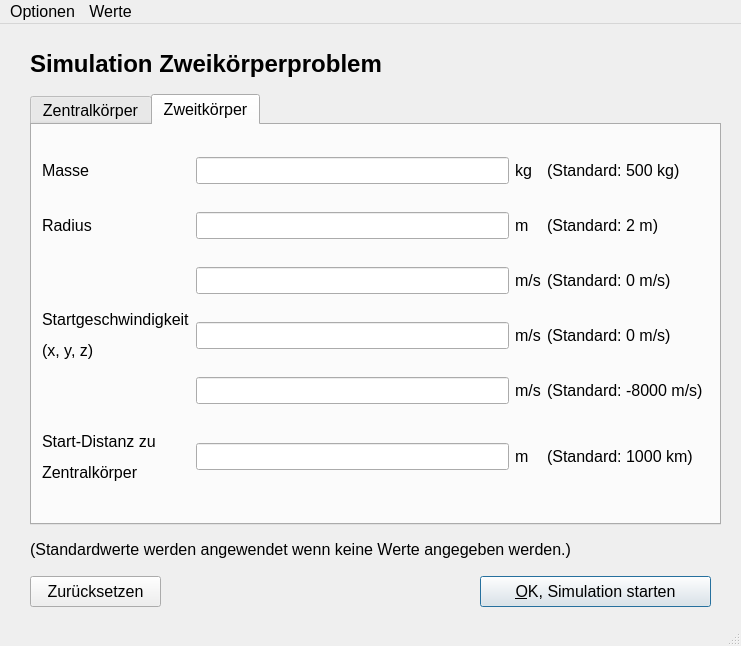
First picture: the form in ui/input.ui, repository fflopsi/twobodyproblem, before the edit.
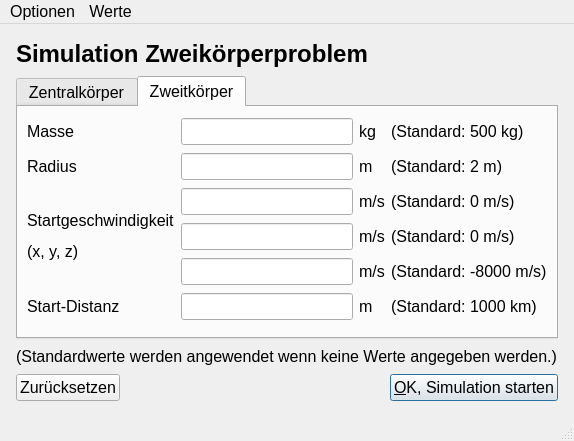
Second picture: the form after the edit. The open tabs and pages were chosen to show the change.

```diff
--- a/ui/input.ui
+++ b/ui/input.ui
@@ -6,28 +6,10 @@
    <rect>
     <x>0</x>
     <y>0</y>
-    <width>741</width>
-    <height>646</height>
+    <width>574</width>
+    <height>441</height>
    </rect>
   </property>
-  <property name="sizePolicy">
-   <sizepolicy hsizetype="Expanding" vsizetype="Expanding">
-    <horstretch>0</horstretch>
-    <verstretch>0</verstretch>
-   </sizepolicy>
-  </property>
-  <property name="minimumSize">
-   <size>
-    <width>660</width>
-    <height>500</height>
-   </size>
-  </property>
-  <property name="maximumSize">
-   <size>
-    <width>16777215</width>
-    <height>16777215</height>
-   </size>
-  </property>
   <property name="font">
    <font>
     <pointsize>12</pointsize>
@@ -37,75 +19,36 @@
    <string>Eingabe</string>
   </property>
   <widget class="QWidget" name="centralwidget">
-   <widget class="QLabel" name="label_13">
-    <property name="geometry">
-     <rect>
-      <x>30</x>
-      <y>510</y>
-      <width>701</width>
-      <height>31</height>
-     </rect>
+   <layout class="QVBoxLayout" name="verticalLayout">
+    <property name="spacing">
+     <number>8</number>
     </property>
-    <property name="text">
-     <string>&lt;html&gt;&lt;head/&gt;&lt;body&gt;&lt;p&gt;(Standardwerte werden angewendet wenn keine Werte angegeben werden.)&lt;/p&gt;&lt;/body&gt;&lt;/html&gt;</string>
+    <property name="leftMargin">
+     <number>16</number>
     </property>
-   </widget>
+    <property name="topMargin">
+     <number>16</number>
+    </property>
+    <property name="rightMargin">
+     <number>16</number>
+    </property>
+    <property name="bottomMargin">
+     <number>16</number>
+    </property>
+    <item>
    <widget class="QLabel" name="label_17">
-    <property name="geometry">
-     <rect>
-      <x>30</x>
-      <y>20</y>
-      <width>481</width>
-      <height>41</height>
-     </rect>
-    </property>
     <property name="text">
      <string>&lt;html&gt;&lt;head/&gt;&lt;body&gt;&lt;p&gt;&lt;span style=&quot; font-size:18pt; font-weight:600;&quot;&gt;Simulation Zweikörperproblem&lt;/span&gt;&lt;/p&gt;&lt;/body&gt;&lt;/html&gt;</string>
     </property>
    </widget>
-   <widget class="QPushButton" name="b_ok">
-    <property name="geometry">
-     <rect>
-      <x>480</x>
-      <y>552</y>
-      <width>231</width>
-      <height>31</height>
-     </rect>
-    </property>
-    <property name="text">
-     <string>&amp;OK, Simulation starten</string>
-    </property>
-    <property name="default">
-     <bool>true</bool>
-    </property>
-   </widget>
-   <widget class="QPushButton" name="b_reset">
-    <property name="geometry">
-     <rect>
-      <x>30</x>
-      <y>552</y>
-      <width>131</width>
-      <height>31</height>
-     </rect>
-    </property>
-    <property name="text">
-     <string>Zurücksetzen</string>
-    </property>
-   </widget>
+    </item>
+    <item>
    <widget class="QTabWidget" name="tabWidget">
-    <property name="geometry">
-     <rect>
-      <x>30</x>
-      <y>70</y>
-      <width>691</width>
-      <height>431</height>
-     </rect>
-    </property>
     <property name="tabPosition">
      <enum>QTabWidget::North</enum>
     </property>
     <property name="currentIndex">
-     <number>0</number>
+       <number>1</number>
     </property>
     <property name="movable">
      <bool>false</bool>
@@ -114,29 +57,7 @@
      <attribute name="title">
       <string>Zentralkörper</string>
      </attribute>
-     <widget class="QWidget" name="gridLayoutWidget_2">
-      <property name="geometry">
-       <rect>
-        <x>10</x>
-        <y>10</y>
-        <width>661</width>
-        <height>371</height>
-       </rect>
-      </property>
-      <layout class="QGridLayout" name="gridLayout_2">
-       <item row="3" column="1">
-        <widget class="QLineEdit" name="central_v0_y"/>
-       </item>
-       <item row="1" column="0">
-        <widget class="QLabel" name="label_3">
-         <property name="text">
-          <string>Radius</string>
-         </property>
-        </widget>
-       </item>
-       <item row="2" column="1">
-        <widget class="QLineEdit" name="central_v0_x"/>
-       </item>
+       <layout class="QGridLayout" name="gridLayout">
        <item row="0" column="0">
         <widget class="QLabel" name="label">
          <property name="text">
@@ -144,6 +65,16 @@
          </property>
         </widget>
        </item>
+        <item row="0" column="1">
+         <widget class="QLineEdit" name="central_mass"/>
+        </item>
+        <item row="0" column="2">
+         <widget class="QLabel" name="label_6">
+          <property name="text">
+           <string>&lt;html&gt;&lt;head/&gt;&lt;body&gt;&lt;p&gt;kg&lt;/p&gt;&lt;/body&gt;&lt;/html&gt;</string>
+          </property>
+         </widget>
+        </item>
        <item row="0" column="3">
         <widget class="QLabel" name="label_5">
          <property name="text">
@@ -151,9 +82,23 @@
          </property>
         </widget>
        </item>
+        <item row="1" column="0">
+         <widget class="QLabel" name="label_3">
+          <property name="text">
+           <string>Radius</string>
+          </property>
+         </widget>
+        </item>
        <item row="1" column="1">
         <widget class="QLineEdit" name="central_radius"/>
        </item>
+        <item row="1" column="2">
+         <widget class="QLabel" name="label_11">
+          <property name="text">
+           <string>&lt;html&gt;&lt;head/&gt;&lt;body&gt;&lt;p&gt;m&lt;/p&gt;&lt;/body&gt;&lt;/html&gt;</string>
+          </property>
+         </widget>
+        </item>
        <item row="1" column="3">
         <widget class="QLabel" name="label_4">
          <property name="text">
@@ -161,26 +106,6 @@
          </property>
         </widget>
        </item>
-       <item row="0" column="1">
-        <widget class="QLineEdit" name="central_mass"/>
-       </item>
-       <item row="0" column="2">
-        <widget class="QLabel" name="label_6">
-         <property name="text">
-          <string>&lt;html&gt;&lt;head/&gt;&lt;body&gt;&lt;p&gt;kg&lt;/p&gt;&lt;/body&gt;&lt;/html&gt;</string>
-         </property>
-        </widget>
-       </item>
-       <item row="1" column="2">
-        <widget class="QLabel" name="label_11">
-         <property name="text">
-          <string>&lt;html&gt;&lt;head/&gt;&lt;body&gt;&lt;p&gt;m&lt;/p&gt;&lt;/body&gt;&lt;/html&gt;</string>
-         </property>
-        </widget>
-       </item>
-       <item row="4" column="1">
-        <widget class="QLineEdit" name="central_v0_z"/>
-       </item>
        <item row="2" column="0" rowspan="3">
         <widget class="QLabel" name="label_25">
          <property name="text">
@@ -188,6 +113,9 @@
          </property>
         </widget>
        </item>
+        <item row="2" column="1">
+         <widget class="QLineEdit" name="central_v0_x"/>
+        </item>
        <item row="2" column="2">
         <widget class="QLabel" name="label_26">
          <property name="text">
@@ -195,20 +123,6 @@
          </property>
         </widget>
        </item>
-       <item row="3" column="2">
-        <widget class="QLabel" name="label_27">
-         <property name="text">
-          <string>m/s</string>
-         </property>
-        </widget>
-       </item>
-       <item row="4" column="2">
-        <widget class="QLabel" name="label_28">
-         <property name="text">
-          <string>m/s</string>
-         </property>
-        </widget>
-       </item>
        <item row="2" column="3">
         <widget class="QLabel" name="label_29">
          <property name="text">
@@ -216,6 +130,16 @@
          </property>
         </widget>
        </item>
+        <item row="3" column="1">
+         <widget class="QLineEdit" name="central_v0_y"/>
+        </item>
+        <item row="3" column="2">
+         <widget class="QLabel" name="label_27">
+          <property name="text">
+           <string>m/s</string>
+          </property>
+         </widget>
+        </item>
        <item row="3" column="3">
         <widget class="QLabel" name="label_30">
          <property name="text">
@@ -223,6 +147,16 @@
          </property>
         </widget>
        </item>
+        <item row="4" column="1">
+         <widget class="QLineEdit" name="central_v0_z"/>
+        </item>
+        <item row="4" column="2">
+         <widget class="QLabel" name="label_28">
+          <property name="text">
+           <string>m/s</string>
+          </property>
+         </widget>
+        </item>
        <item row="4" column="3">
         <widget class="QLabel" name="label_31">
          <property name="text">
@@ -232,35 +166,25 @@
        </item>
       </layout>
      </widget>
-    </widget>
     <widget class="QWidget" name="tab_2">
      <attribute name="title">
       <string>Zweitkörper</string>
      </attribute>
-     <widget class="QWidget" name="gridLayoutWidget_3">
-      <property name="geometry">
-       <rect>
-        <x>10</x>
-        <y>10</y>
-        <width>661</width>
-        <height>371</height>
-       </rect>
-      </property>
-      <layout class="QGridLayout" name="gridLayout_3">
-       <item row="2" column="2">
-        <widget class="QLabel" name="label_21">
+       <layout class="QGridLayout" name="gridLayout_2">
+        <item row="0" column="0">
+         <widget class="QLabel" name="label_2">
          <property name="text">
-          <string>m/s</string>
+           <string>Masse</string>
          </property>
         </widget>
        </item>
-       <item row="5" column="1">
-        <widget class="QLineEdit" name="distance">
-         <property name="sizePolicy">
-          <sizepolicy hsizetype="Expanding" vsizetype="Fixed">
-           <horstretch>0</horstretch>
-           <verstretch>0</verstretch>
-          </sizepolicy>
+        <item row="0" column="1">
+         <widget class="QLineEdit" name="sat_mass"/>
+        </item>
+        <item row="0" column="2">
+         <widget class="QLabel" name="label_10">
+          <property name="text">
+           <string>&lt;html&gt;&lt;head/&gt;&lt;body&gt;&lt;p&gt;kg&lt;/p&gt;&lt;/body&gt;&lt;/html&gt;</string>
          </property>
         </widget>
        </item>
@@ -271,57 +195,6 @@
          </property>
         </widget>
        </item>
-       <item row="5" column="3">
-        <widget class="QLabel" name="label_15">
-         <property name="text">
-          <string>&lt;html&gt;&lt;head/&gt;&lt;body&gt;&lt;p&gt;(Standard: 1000 km)&lt;/p&gt;&lt;/body&gt;&lt;/html&gt;</string>
-         </property>
-        </widget>
-       </item>
-       <item row="0" column="0">
-        <widget class="QLabel" name="label_2">
-         <property name="text">
-          <string>Masse</string>
-         </property>
-        </widget>
-       </item>
-       <item row="5" column="0">
-        <widget class="QLabel" name="label_16">
-         <property name="text">
-          <string>&lt;html&gt;&lt;head/&gt;&lt;body&gt;&lt;p&gt;Start-Distanz zu&lt;/p&gt;&lt;p&gt;Zentralkörper&lt;/p&gt;&lt;/body&gt;&lt;/html&gt;</string>
-         </property>
-        </widget>
-       </item>
-       <item row="3" column="1">
-        <widget class="QLineEdit" name="sat_v0_y"/>
-       </item>
-       <item row="2" column="1">
-        <widget class="QLineEdit" name="sat_v0_x"/>
-       </item>
-       <item row="1" column="3">
-        <widget class="QLabel" name="label_9">
-         <property name="text">
-          <string>&lt;html&gt;&lt;head/&gt;&lt;body&gt;&lt;p&gt;(Standard: 2 m)&lt;/p&gt;&lt;/body&gt;&lt;/html&gt;</string>
-         </property>
-        </widget>
-       </item>
-       <item row="4" column="3">
-        <widget class="QLabel" name="label_24">
-         <property name="text">
-          <string>(Standard: -8000 m/s)</string>
-         </property>
-        </widget>
-       </item>
-       <item row="1" column="2">
-        <widget class="QLabel" name="label_7">
-         <property name="text">
-          <string>&lt;html&gt;&lt;head/&gt;&lt;body&gt;&lt;p&gt;m&lt;/p&gt;&lt;/body&gt;&lt;/html&gt;</string>
-         </property>
-        </widget>
-       </item>
-       <item row="4" column="1">
-        <widget class="QLineEdit" name="sat_v0_z"/>
-       </item>
        <item row="1" column="0">
         <widget class="QLabel" name="label_8">
          <property name="text">
@@ -332,17 +205,17 @@
        <item row="1" column="1">
         <widget class="QLineEdit" name="sat_radius"/>
        </item>
-       <item row="4" column="2">
-        <widget class="QLabel" name="label_22">
+        <item row="1" column="2">
+         <widget class="QLabel" name="label_7">
          <property name="text">
-          <string>m/s</string>
+           <string>&lt;html&gt;&lt;head/&gt;&lt;body&gt;&lt;p&gt;m&lt;/p&gt;&lt;/body&gt;&lt;/html&gt;</string>
          </property>
         </widget>
        </item>
-       <item row="2" column="3">
-        <widget class="QLabel" name="label_23">
+        <item row="1" column="3">
+         <widget class="QLabel" name="label_9">
          <property name="text">
-          <string>(Standard: 0 m/s)</string>
+           <string>&lt;html&gt;&lt;head/&gt;&lt;body&gt;&lt;p&gt;(Standard: 2 m)&lt;/p&gt;&lt;/body&gt;&lt;/html&gt;</string>
          </property>
         </widget>
        </item>
@@ -353,13 +226,26 @@
          </property>
         </widget>
        </item>
-       <item row="0" column="2">
-        <widget class="QLabel" name="label_10">
+        <item row="2" column="1">
+         <widget class="QLineEdit" name="sat_v0_x"/>
+        </item>
+        <item row="2" column="2">
+         <widget class="QLabel" name="label_21">
          <property name="text">
-          <string>&lt;html&gt;&lt;head/&gt;&lt;body&gt;&lt;p&gt;kg&lt;/p&gt;&lt;/body&gt;&lt;/html&gt;</string>
+           <string>m/s</string>
          </property>
         </widget>
        </item>
+        <item row="2" column="3">
+         <widget class="QLabel" name="label_23">
+          <property name="text">
+           <string>(Standard: 0 m/s)</string>
+          </property>
+         </widget>
+        </item>
+        <item row="3" column="1">
+         <widget class="QLineEdit" name="sat_v0_y"/>
+        </item>
        <item row="3" column="2">
         <widget class="QLabel" name="label_19">
          <property name="text">
@@ -367,6 +253,46 @@
          </property>
         </widget>
        </item>
+        <item row="3" column="3">
+         <widget class="QLabel" name="label_20">
+          <property name="text">
+           <string>(Standard: 0 m/s)</string>
+          </property>
+         </widget>
+        </item>
+        <item row="4" column="1">
+         <widget class="QLineEdit" name="sat_v0_z"/>
+        </item>
+        <item row="4" column="2">
+         <widget class="QLabel" name="label_22">
+          <property name="text">
+           <string>m/s</string>
+          </property>
+         </widget>
+        </item>
+        <item row="4" column="3">
+         <widget class="QLabel" name="label_24">
+          <property name="text">
+           <string>(Standard: -8000 m/s)</string>
+          </property>
+         </widget>
+        </item>
+        <item row="5" column="0">
+         <widget class="QLabel" name="label_16">
+          <property name="toolTip">
+           <string>Start-Distanz zum Zentralkörper</string>
+          </property>
+          <property name="text">
+           <string>Start-Distanz</string>
+          </property>
+          <property name="wordWrap">
+           <bool>true</bool>
+          </property>
+         </widget>
+        </item>
+        <item row="5" column="1">
+         <widget class="QLineEdit" name="distance"/>
+        </item>
        <item row="5" column="2">
         <widget class="QLabel" name="label_14">
          <property name="text">
@@ -374,28 +300,72 @@
          </property>
         </widget>
        </item>
-       <item row="0" column="1">
-        <widget class="QLineEdit" name="sat_mass"/>
-       </item>
-       <item row="3" column="3">
-        <widget class="QLabel" name="label_20">
+        <item row="5" column="3">
+         <widget class="QLabel" name="label_15">
          <property name="text">
-          <string>(Standard: 0 m/s)</string>
+           <string>&lt;html&gt;&lt;head/&gt;&lt;body&gt;&lt;p&gt;(Standard: 1000 km)&lt;/p&gt;&lt;/body&gt;&lt;/html&gt;</string>
          </property>
         </widget>
        </item>
       </layout>
      </widget>
     </widget>
-   </widget>
+    </item>
+    <item>
+     <widget class="QLabel" name="label_13">
+      <property name="font">
+       <font>
+        <pointsize>12</pointsize>
+       </font>
+      </property>
+      <property name="text">
+       <string>(Standardwerte werden angewendet wenn keine Werte angegeben werden.)</string>
+      </property>
+     </widget>
+    </item>
+    <item>
+     <layout class="QHBoxLayout" name="horizontalLayout">
+      <item>
+       <widget class="QPushButton" name="b_reset">
+        <property name="text">
+         <string>Zurücksetzen</string>
+        </property>
+       </widget>
+      </item>
+      <item>
+       <spacer name="horizontalSpacer">
+        <property name="orientation">
+         <enum>Qt::Horizontal</enum>
+        </property>
+        <property name="sizeHint" stdset="0">
+         <size>
+          <width>100</width>
+          <height>0</height>
+         </size>
+        </property>
+       </spacer>
+      </item>
+      <item>
+       <widget class="QPushButton" name="b_ok">
+        <property name="text">
+         <string>&amp;OK, Simulation starten</string>
+        </property>
+        <property name="default">
+         <bool>true</bool>
+        </property>
+       </widget>
+      </item>
+     </layout>
+    </item>
+   </layout>
   </widget>
   <widget class="QMenuBar" name="menubar">
    <property name="geometry">
     <rect>
      <x>0</x>
      <y>0</y>
-     <width>741</width>
-     <height>27</height>
+     <width>574</width>
+     <height>26</height>
     </rect>
    </property>
    <widget class="QMenu" name="menuOptionen">
@@ -405,6 +375,7 @@
     <addaction name="actionEinstellungen"/>
     <addaction name="separator"/>
     <addaction name="actionVerlassen"/>
+    <addaction name="actionNeu_starten"/>
    </widget>
    <widget class="QMenu" name="menuBeispiele">
     <property name="title">
@@ -478,6 +449,14 @@
     <string>Ctrl+Shift+S</string>
    </property>
   </action>
+  <action name="actionNeu_starten">
+   <property name="text">
+    <string>Neu starten</string>
+   </property>
+   <property name="shortcut">
+    <string>Ctrl+Shift+Q</string>
+   </property>
+  </action>
  </widget>
  <tabstops>
   <tabstop>tabWidget</tabstop>
```
Left out of the diff: 13 changed lines with no effect on the pictures. Lines whose indentation alone changed are shown as unchanged.
